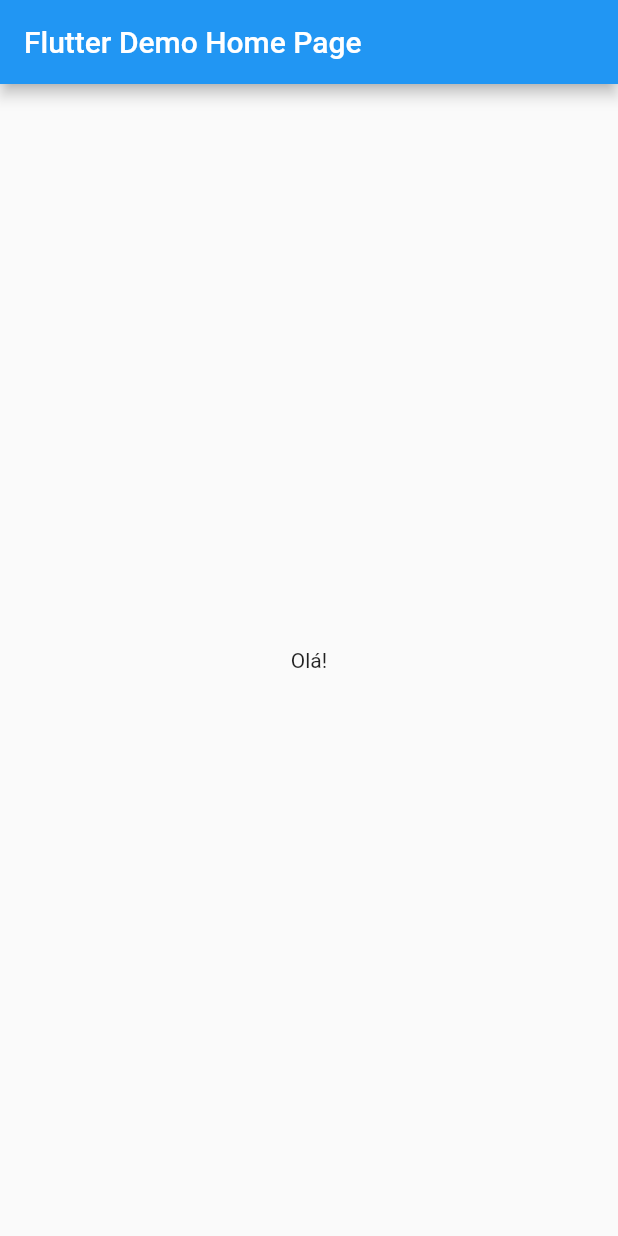
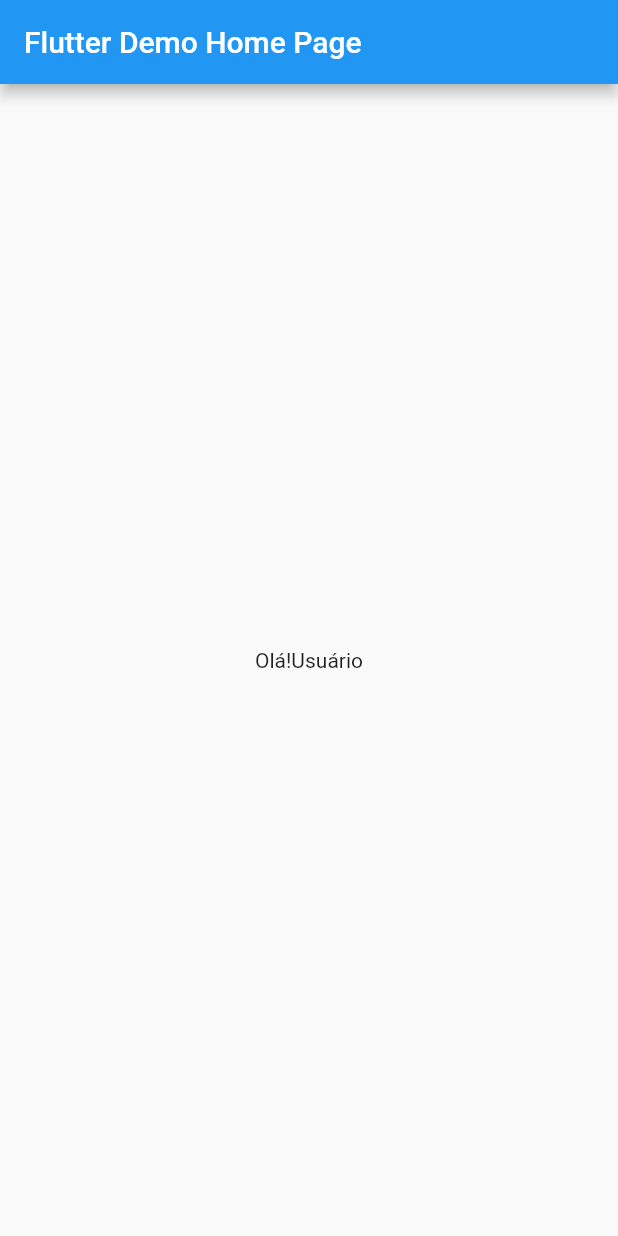
Before and after one commit to lennontaqua/projetologica2022A, a Flutter app: the screen it shows after launch, on a phone screen of 412 x 824 dp. Run offline on Flutter 3.47's test engine with Material 2 defaults, Android fonts, the phone set to English and light mode, and no system bars.

Commit message:
Update main.dart

```diff
--- a/lib/main.dart
+++ b/lib/main.dart
@@ -33,7 +33,7 @@ class MyHomePage extends StatelessWidget {
       ),
       body: Center(
         child: Text(
-          'Olá!',
+          'Olá!Usuário',
         ),
       ),
     );
```
